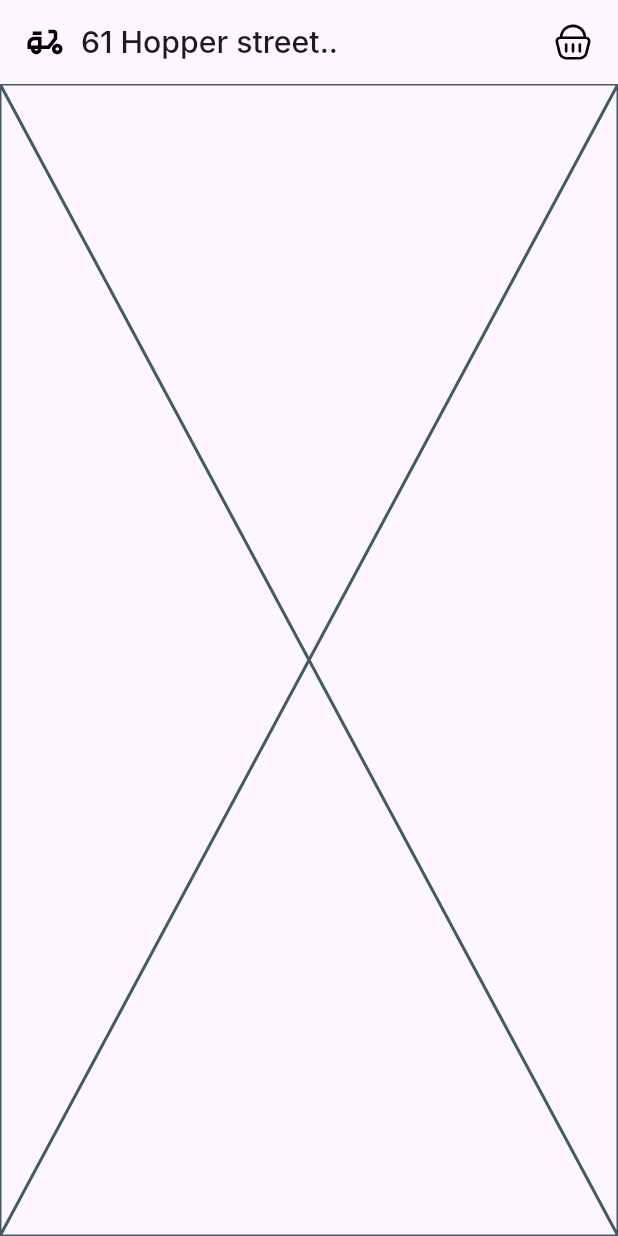
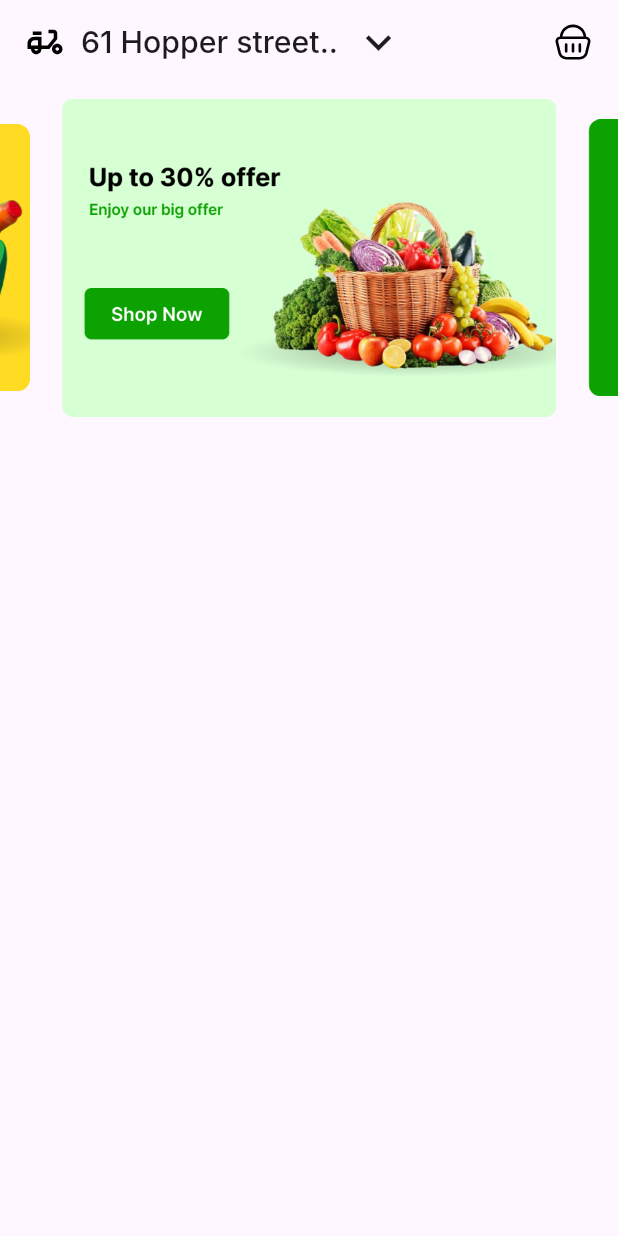
Before and after one commit to Omar-Tmam/fruit-app, a Flutter app: the screen it shows after launch, on a phone screen of 412 x 824 dp. Run offline on Flutter 3.47's test engine with Material 3 defaults, Android fonts, the phone set to English and light mode, and no system bars; drawn by our look-alikes of carousel_slider; our stand-ins replace flutter_svg, go_router; Roboto replaces fonts that are missing (Inter).

```diff
--- a/lib/Features/home/presentation/views/home_view.dart
+++ b/lib/Features/home/presentation/views/home_view.dart
@@ -25,7 +25,14 @@ class HomeView extends StatelessWidget {
                 fontSize: getResponsiveFontSize(context, fontSize: 22),
               ),
             ),
-            Expanded(child: SizedBox()),
+            SizedBox(
+              width: 10,
+            ),
+            Icon(
+              Icons.keyboard_arrow_down_outlined,
+              size: 34,
+            ),
+            Spacer(),
             SvgPicture.asset(
               'assets/pasket_icon.svg',
               width: 28,
--- a/lib/Features/home/presentation/views/widgets/home_view_body.dart
+++ b/lib/Features/home/presentation/views/widgets/home_view_body.dart
@@ -1,10 +1,32 @@
+import 'package:carousel_slider/carousel_slider.dart';
 import 'package:flutter/material.dart';
 
 class HomeViewBody extends StatelessWidget {
   const HomeViewBody({super.key});
 
+  static const List<String> items = [
+    'assets/Slider 1.png',
+    'assets/Slider 2.png',
+    'assets/Slider 3.png',
+  ];
   @override
   Widget build(BuildContext context) {
-    return const Placeholder();
+    return Column(
+      children: [
+        CarouselSlider.builder(
+            options: CarouselOptions(
+                autoPlayInterval: Duration(seconds: 2),
+                autoPlayAnimationDuration: Duration(milliseconds: 800),
+                autoPlayCurve: Curves.fastOutSlowIn,
+                enlargeCenterPage: true,
+                aspectRatio: 16 / 9,
+                autoPlay: true,
+                viewportFraction: 0.8),
+            itemCount: items.length,
+            itemBuilder:
+                (BuildContext context, int itemIndex, int pageViewIndex) =>
+                    Image.asset(items[itemIndex]))
+      ],
+    );
   }
 }
--- a/pubspec.yaml
+++ b/pubspec.yaml
@@ -36,6 +36,7 @@ dependencies:
   cupertino_icons: ^1.0.8
   go_router: ^16.1.0
   flutter_svg: ^2.2.0
+  carousel_slider: ^5.1.1
 
 dev_dependencies:
   flutter_test:
```
Also changed, not shown: assets/Slider 1.png, pubspec.lock.
